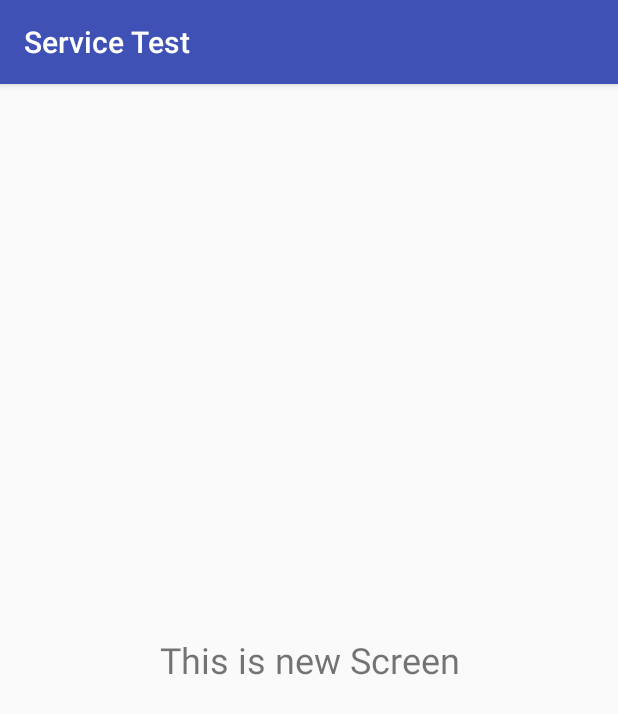
After one commit to Vaibhav-SJ/Service-Example, an Android app: the NextPageActivity screen opened directly, with no data from a screen before it, on a phone screen of 412 x 824 dp. The commit adds this screen. Shown: the top 714 px of the screen. Run offline under Robolectric (Android 15) with nearby library versions, the phone set to English and light mode, and no system bars.

Commit message:
full code

```diff
--- /dev/null
+++ b/app/src/main/java/com/example/appmomos/servicetest/NextPageActivity.java
@@ -0,0 +1,13 @@
+package com.example.appmomos.servicetest;
+
+import android.support.v7.app.AppCompatActivity;
+import android.os.Bundle;
+
+public class NextPageActivity extends AppCompatActivity {
+
+    @Override
+    protected void onCreate(Bundle savedInstanceState) {
+        super.onCreate(savedInstanceState);
+        setContentView(R.layout.activity_next_page);
+    }
+}
--- /dev/null
+++ b/app/src/main/res/layout/activity_next_page.xml
@@ -0,0 +1,18 @@
+<?xml version="1.0" encoding="utf-8"?>
+<LinearLayout xmlns:android="http://schemas.android.com/apk/res/android"
+   xmlns:tools="http://schemas.android.com/tools"
+    android:layout_width="match_parent"
+    android:layout_height="match_parent"
+    android:orientation="vertical"
+    tools:context=".NextPageActivity">
+
+    <TextView
+        android:textSize="24sp"
+        android:layout_gravity="center"
+        android:gravity="center"
+        android:text="This is new Screen"
+        android:layout_width="match_parent"
+        android:layout_height="match_parent"
+        tools:ignore="HardcodedText" />
+
+</LinearLayout>
```
Also changed, not shown: app/src/main/AndroidManifest.xml (+9 -0 lines), app/src/main/java/com/example/appmomos/servicetest/MainActivity.java (+41 -2 lines), app/src/main/java/com/example/appmomos/servicetest/Service/MyService.java (added, +51 -0 lines).
